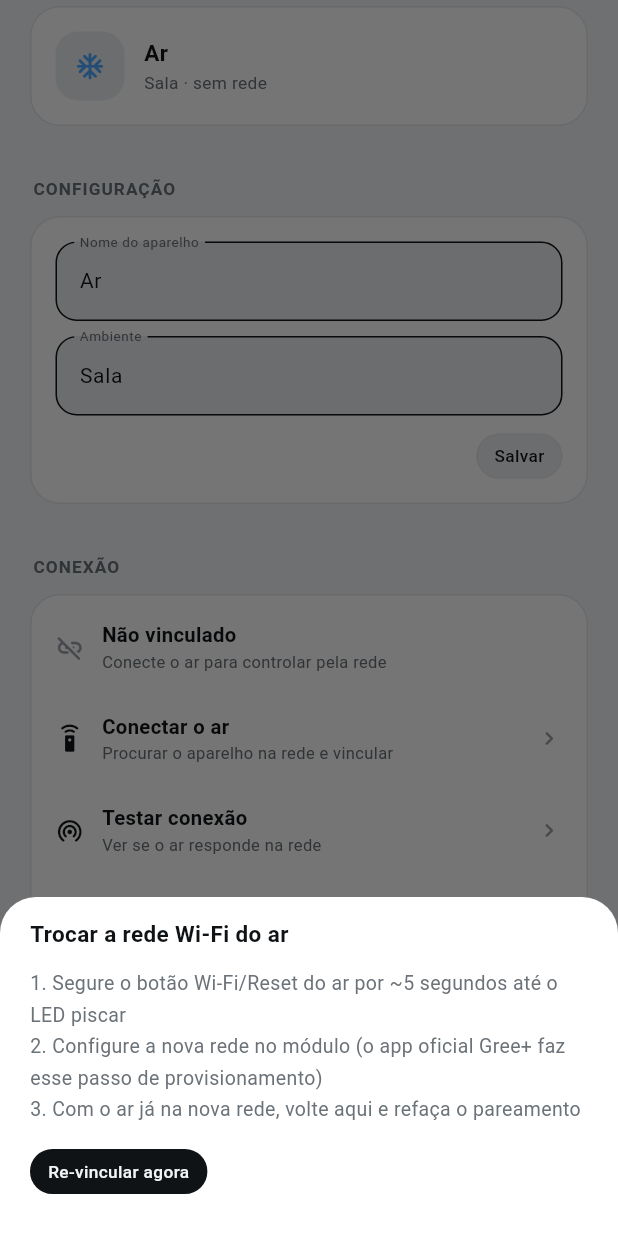
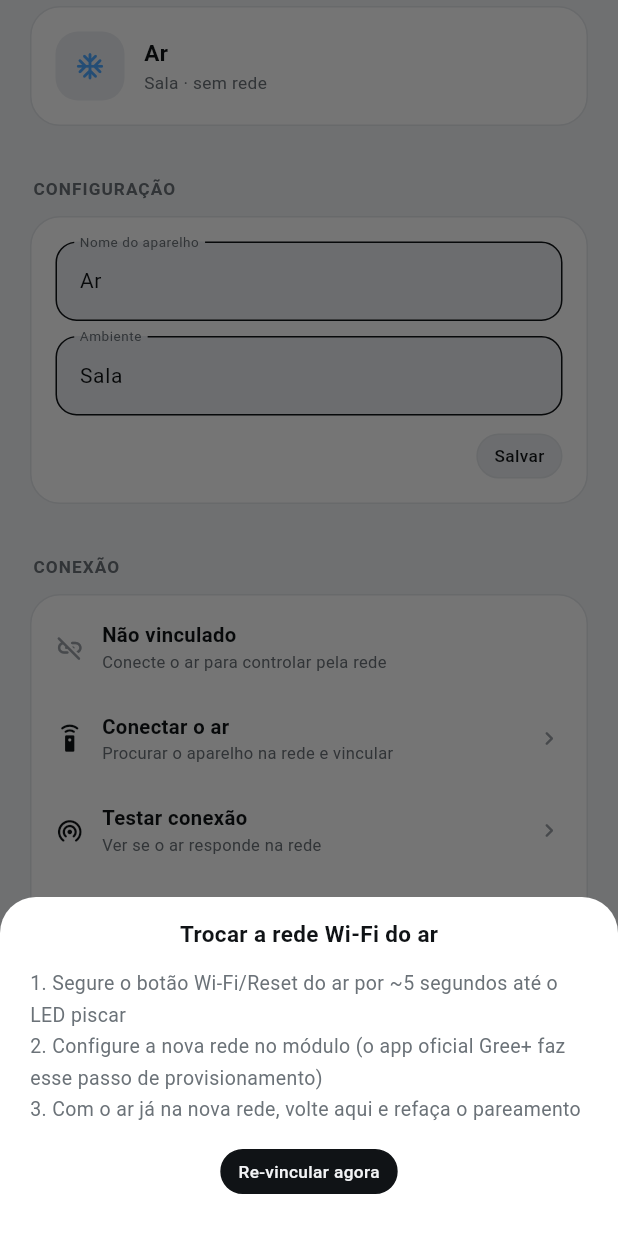
Before and after one commit to matheusvcl/Gree-App, a Flutter app: the DeviceManageScreen widget shown alone on an empty page, opened directly with empty values, after a tap on "Trocar rede Wi-Fi", on a phone screen of 412 x 824 dp. Run offline on Flutter 3.47's test engine with Material 3 defaults, Android fonts, the phone set to English and light mode, and no system bars; our stand-ins replace geolocator, open_filex, qr_flutter, shared_preferences; missing offline and left inert: pointycastle; accounts and stored records are empty; network calls fail.

Commit message:
fix: ajustes de UI — guia centralizado, botões flutuantes
Título e botão do guia de troca de Wi-Fi centralizados. Botão Procurar de novo compacto e centralizado com ícone. Botões da barra de ações ganham sombra e fundo destacado, flutuando de verdade em todas as telas.

```diff
--- a/lib/screens/device_manage.dart
+++ b/lib/screens/device_manage.dart
@@ -78,7 +78,7 @@ class _DeviceManageScreenState extends State<DeviceManageScreen> {
         child: Padding(
           padding: const EdgeInsets.fromLTRB(20, 14, 20, 20),
           child: Column(mainAxisSize: MainAxisSize.min, crossAxisAlignment: CrossAxisAlignment.start, children: [
-            Text('Trocar a rede Wi-Fi do ar', style: TextStyle(fontSize: 15, fontWeight: FontWeight.w700, color: p.text)),
+            Center(child: Text('Trocar a rede Wi-Fi do ar', style: TextStyle(fontSize: 15, fontWeight: FontWeight.w700, color: p.text))),
             const SizedBox(height: 12),
             Text(
               '1. Segure o botão Wi-Fi/Reset do ar por ~5 segundos até o LED piscar\n'
@@ -87,7 +87,8 @@ class _DeviceManageScreenState extends State<DeviceManageScreen> {
               style: TextStyle(fontSize: 13, color: p.dim, height: 1.6),
             ),
             const SizedBox(height: 16),
-            AppChip(
+            Center(
+              child: AppChip(
                 label: 'Re-vincular agora',
                 on: true,
                 small: true,
@@ -95,6 +96,7 @@ class _DeviceManageScreenState extends State<DeviceManageScreen> {
                   Navigator.pop(context);
                   Navigator.push(context, MaterialPageRoute(builder: (_) => DevicePairingScreen(st: st, device: st.dev)));
                 },
+              ),
             ),
             const SizedBox(height: 8),
           ]),
```
Also changed, not shown: lib/screens/device_pairing.dart (+8 -1 lines), lib/widgets.dart (+8 -1 lines). Lines whose indentation alone changed are shown as unchanged.
